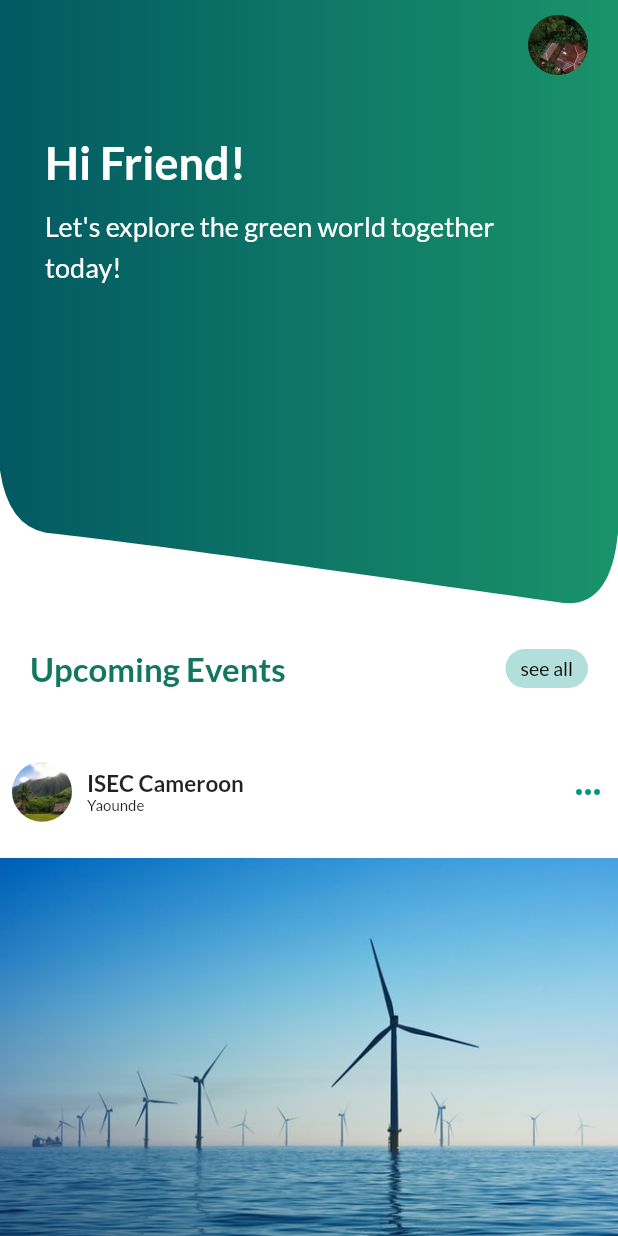
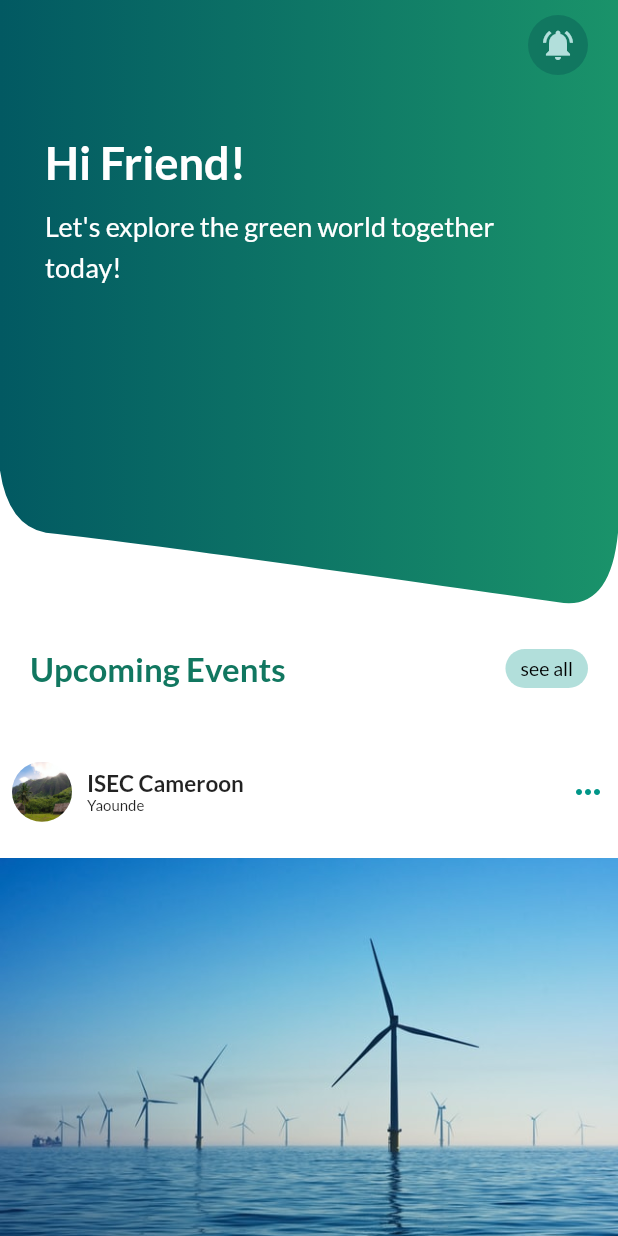
Before and after one commit to yunweneric/Greeniser, a Flutter app: the HomePage screen opened by its route, on a phone screen of 412 x 824 dp. Run offline on Flutter 3.47's test engine with Material 2 defaults, Android fonts, the phone set to English and light mode, and no system bars; our stand-ins replace animated_text_kit, avatar_glow, awesome_dialog, cached_network_image, flutter_lorem, flutter_svg and 5 more; accounts and stored records are empty.

```diff
--- a/lib/presentation/screens/app/HomePage.dart
+++ b/lib/presentation/screens/app/HomePage.dart
@@ -57,16 +57,15 @@ class _HomePageState extends State<HomePage> {
                             child: Row(
                               mainAxisAlignment: MainAxisAlignment.end,
                               children: [
-                                CircleAvatar(
-                                  radius: 20,
-                                  backgroundColor: kprimaryColor,
-                                  backgroundImage: AssetImage(
-                                    "assets/images/climate3.jpg",
+                                InkWell(
+                                  onTap: () {},
+                                  child: CircleAvatar(
+                                    radius: 20,
+                                    backgroundColor: kprimaryColor,
+                                    child: Icon(
+                                      Icons.notifications_active,
+                                    ),
                                   ),
-
-                                  // CachedNetworkImage(
-                                  //   imageUrl: "assets/images/drink3.jpg",
-                                  // ),
                                 )
                               ],
                             ),
```
Also changed, not shown: lib/presentation/screens/app/NotificationDetails.dart (added, +10 -0 lines), lib/presentation/screens/app/NotificationPage.dart (added).
